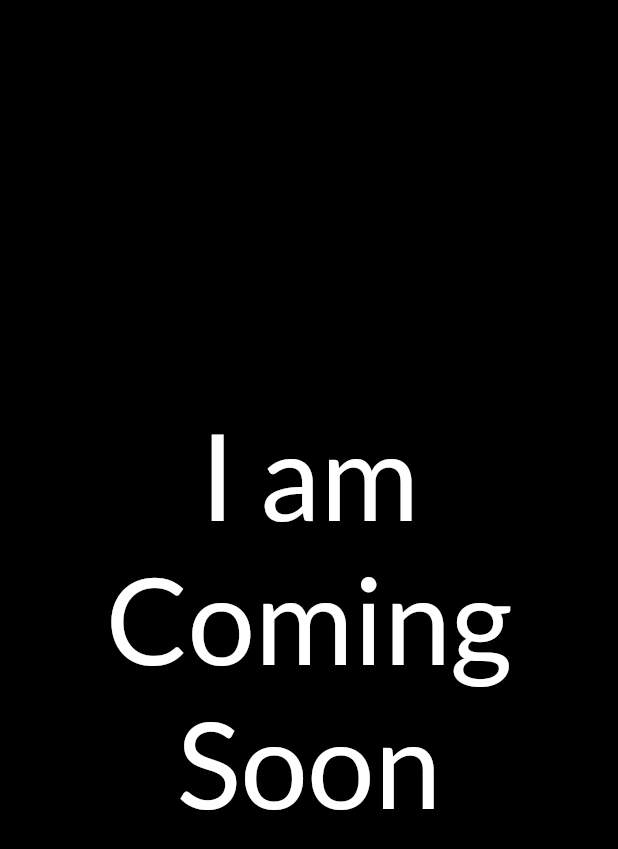
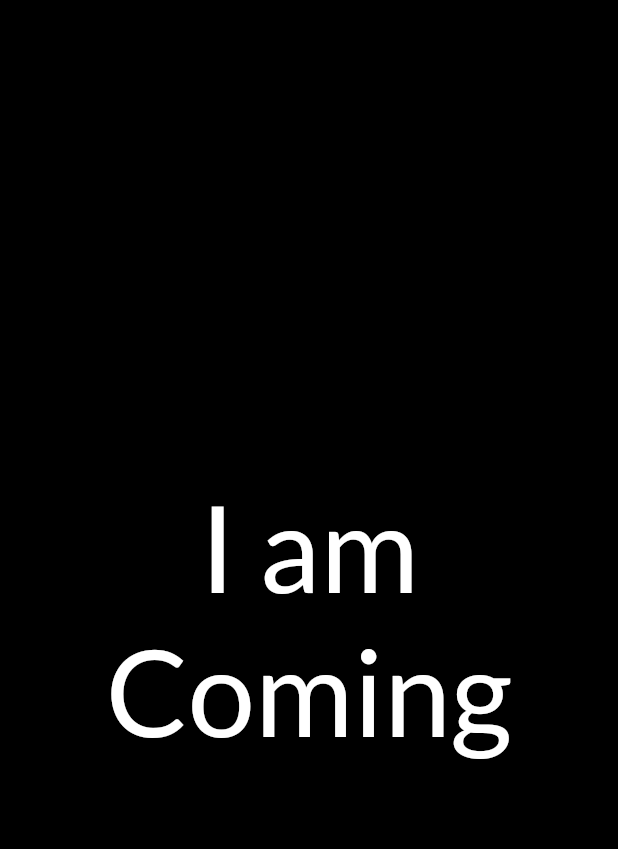
Before and after one commit to kishanhitk/PortFolioFlutter, a Flutter app: the screen it shows after launch, on a phone screen of 412 x 824 dp. Shown: the top 849 px of the screen. Run offline on Flutter 3.47's test engine with Material 2 defaults, Android fonts, the light colour scheme and no system bars; our stand-ins replace google_fonts.

Commit message:
Update main.dart

```diff
--- a/lib/main.dart
+++ b/lib/main.dart
@@ -25,7 +25,7 @@ class ComingSoonPage extends StatelessWidget {
         width: MediaQuery.of(context).size.width,
         child: Center(
           child: Text(
-            "I am \nComing Soon",
+            "I am \nComing",
             textAlign: TextAlign.center,
             style: GoogleFonts.lato(color: Colors.white, fontSize: 80),
           ),
```
